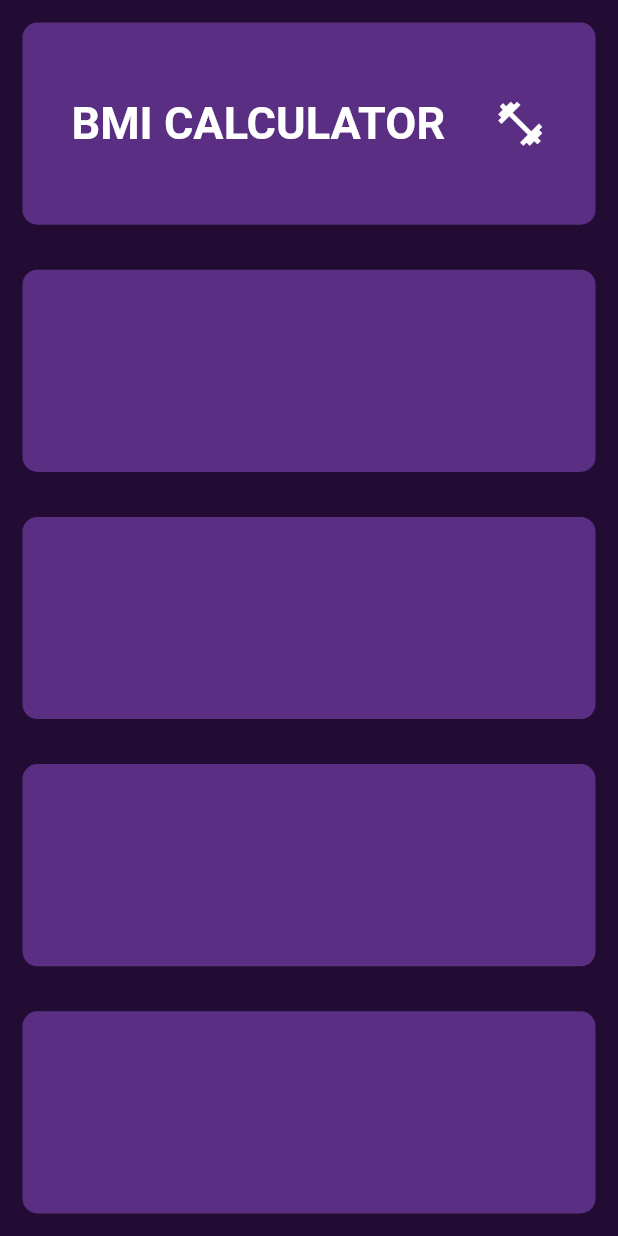
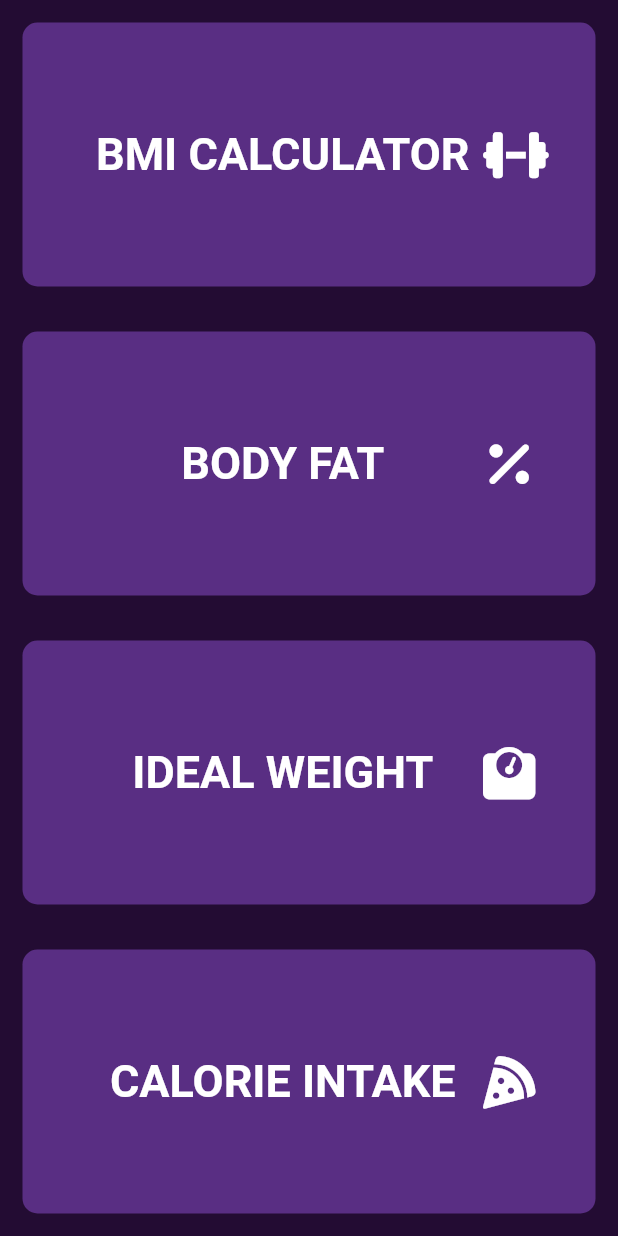
Before and after one commit to yys-yss/bmi-calculator-software, a Flutter app: the screen it shows once a user with an empty profile is signed in, on a phone screen of 412 x 824 dp. Run offline on Flutter 3.47's test engine with Material 2 defaults, Android fonts, the phone set to English and light mode, and no system bars; our stand-ins replace firebase_auth, firebase_core, font_awesome_flutter, google_fonts, quickalert; missing offline and left inert: flutter_gif; accounts and stored records are empty.

Commit message:
Layout of selection page

```diff
--- a/lib/constants.dart
+++ b/lib/constants.dart
@@ -1,6 +1,7 @@
 import 'package:bmi_calculator/selection_page.dart';
 import 'package:flutter/cupertino.dart';
 import 'package:flutter/material.dart';
+import 'package:google_fonts/google_fonts.dart';
 
 const kBottomContainerHeight = 80.0;
 const kActiveCardColor = Color(0xFF592E83);
@@ -20,9 +21,11 @@ const kLargeButtonTextStyle = TextStyle(
   fontSize: 20.0,
   fontWeight: FontWeight.bold,
 );
-const kResultTextStyle = TextStyle(
-  fontSize: 30.0,
-  fontWeight: FontWeight.w600,
+final kResultTextStyle = GoogleFonts.anton(
+  textStyle: TextStyle(
+    color: Colors.white,
+    fontSize: 40,
+  ),
 );
 const kCalculatedBMITextStyle = TextStyle(
   fontSize: 70.0,
@@ -53,4 +56,5 @@ const kSelectionTextStyle = TextStyle(
 final kAppTheme = ThemeData.dark().copyWith(
   appBarTheme: AppBarTheme(color: Color(0xFF230C33)),
   scaffoldBackgroundColor: Color(0xFF230C33),
-  textTheme: TextTheme(bodyText2: TextStyle(color: Colors.white)),);
+  textTheme: TextTheme(bodyText2: TextStyle(color: Colors.white)),
+);
--- a/lib/login_page.dart
+++ b/lib/login_page.dart
@@ -69,10 +69,6 @@ class _LoginPageState extends State<LoginPage> {
       theme: kAppTheme,
       home: Scaffold(
         resizeToAvoidBottomInset: false,
-        appBar: AppBar(
-          centerTitle: true,
-          title: Text('LOGIN PAGE'),
-        ),
         body: Padding(
           padding: const EdgeInsets.all(16.0),
           child: Center(
--- a/lib/selection_page.dart
+++ b/lib/selection_page.dart
@@ -1,4 +1,5 @@
 import 'package:flutter/material.dart';
+import 'package:font_awesome_flutter/font_awesome_flutter.dart';
 import 'constants.dart';
 import 'reusable_card.dart';
 import 'package:firebase_auth/firebase_auth.dart';
@@ -18,12 +19,24 @@ class SelectionPage extends StatelessWidget {
               Expanded(
                 child: ReusableCard(
                   color: kActiveCardColor,
-                  cardChild: Row(
-                    mainAxisAlignment: MainAxisAlignment.spaceEvenly,
-                    children: [Text('BMI CALCULATOR',
-                    style: kSelectionTextStyle,),
-                    Icon(Icons.fitness_center,
-                    size: 35.0,),],
+                  cardChild: Padding(
+                    padding: const EdgeInsets.symmetric(horizontal: 40),
+                    child: Row(
+                      mainAxisAlignment: MainAxisAlignment.spaceBetween,
+                      children: [
+                        Expanded(
+                          child: Text(
+                            'BMI CALCULATOR',
+                            style: kSelectionTextStyle,
+                            textAlign: TextAlign.center,
+                          ),
+                        ),
+                        Icon(
+                          FontAwesomeIcons.dumbbell,
+                          size: 35.0,
+                        ),
+                      ],
+                    ),
                   ),
                   onPress: () {
                     Navigator.pushNamed(context, '/bmiCalculator');
@@ -33,21 +46,73 @@ class SelectionPage extends StatelessWidget {
               Expanded(
                 child: ReusableCard(
                   color: kActiveCardColor,
+                  cardChild: Padding(
+                    padding: const EdgeInsets.symmetric(horizontal: 40),
+                    child: Row(
+                      mainAxisAlignment: MainAxisAlignment.spaceBetween,
+                      children: [
+                        Expanded(
+                          child: Text(
+                            'BODY FAT',
+                            style: kSelectionTextStyle,
+                            textAlign: TextAlign.center,
+                          ),
+                        ),
+                        Icon(
+                          FontAwesomeIcons.percent,
+                          size: 35.0,
+                        ),
+                      ],
+                    ),
+                  ),
                 ),
               ),
               Expanded(
                 child: ReusableCard(
                   color: kActiveCardColor,
+                  cardChild: Padding(
+                  padding: const EdgeInsets.symmetric(horizontal: 40),
+                  child: Row(
+                    mainAxisAlignment: MainAxisAlignment.spaceBetween,
+                    children: [
+                      Expanded(
+                        child: Text(
+                          'IDEAL WEIGHT',
+                          style: kSelectionTextStyle,
+                          textAlign: TextAlign.center,
+                        ),
+                      ),
+                      Icon(
+                        FontAwesomeIcons.weightScale,
+                        size: 35.0,
+                      ),
+                    ],
+                  ),
+                ),
                 ),
               ),
               Expanded(
                 child: ReusableCard(
                   color: kActiveCardColor,
-                ),
-              ),
-              Expanded(
-                child: ReusableCard(
-                  color: kActiveCardColor,
+                  cardChild: Padding(
+                    padding: const EdgeInsets.symmetric(horizontal: 40),
+                    child: Row(
+                      mainAxisAlignment: MainAxisAlignment.spaceBetween,
+                      children: [
+                        Expanded(
+                          child: Text(
+                            'CALORIE INTAKE',
+                            style: kSelectionTextStyle,
+                            textAlign: TextAlign.center,
+                          ),
+                        ),
+                        Icon(
+                          FontAwesomeIcons.pizzaSlice,
+                          size: 35.0,
+                        ),
+                      ],
+                    ),
+                  ),
                 ),
               ),
             ],
--- a/pubspec.yaml
+++ b/pubspec.yaml
@@ -17,6 +17,7 @@ dependencies:
   firebase_core: ^2.4.0
   firebase_auth: ^4.2.3
   quickalert: ^1.0.1
+  google_fonts: ^3.0.1
 
 dev_dependencies:
   flutter_test:
```
Also changed, not shown: pubspec.lock.
